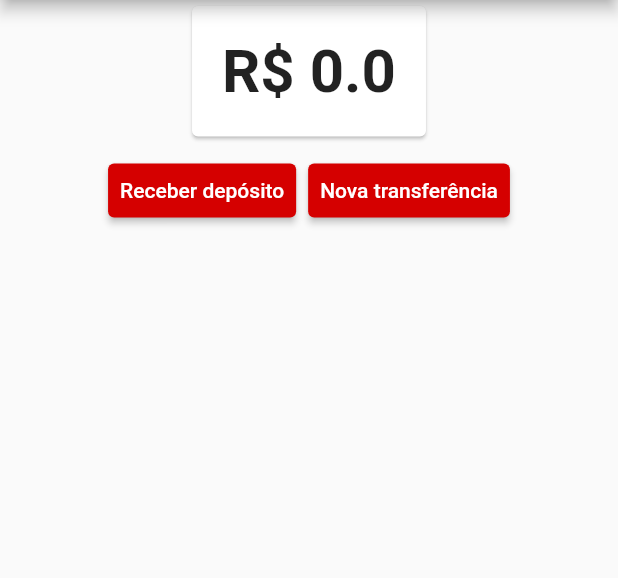
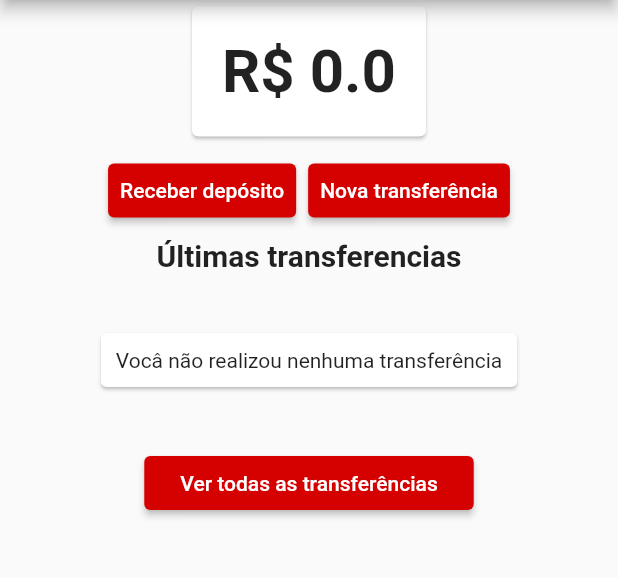
Before and after one commit to TabataMora/AppByteBank, a Flutter app: the screen it shows after launch, on a phone screen of 412 x 824 dp, the part 84-662 px from its top. Run offline on Flutter 3.47's test engine with Material 2 defaults, Android fonts, the phone set to English and light mode, and no system bars.

Commit message:
Aplicando validações de saldos e inserindo a lista de transferências no dashboard.

```diff
--- a/lib/screens/dashboard/dashboard.dart
+++ b/lib/screens/dashboard/dashboard.dart
@@ -1,10 +1,7 @@
-//import 'package:bytebank_flutter/modelss/balance-models.dart';
-//import 'package:bytebank_flutter/modelss/balance-models.dart';
 import 'package:bytebank_flutter/screens/deposit/form-deposit.dart';
 import 'package:bytebank_flutter/screens/transfer/forms.dart';
-//import 'package:bytebank_flutter/screens/transfer/forms.dart';
+import 'package:bytebank_flutter/screens/transfer/last.dart';
 import 'package:flutter/material.dart';
-//import 'package:provider/provider.dart';
 
 import 'balance-dashboard.dart';
 
@@ -47,7 +44,8 @@ class Dashboard extends StatelessWidget {
                 },
               )
             ],
-          )
+          ),
+          LastTransfers(),
         ],
       ),
     );
--- /dev/null
+++ b/lib/screens/transfer/last.dart
@@ -0,0 +1,72 @@
+import 'package:bytebank_flutter/modelss/transfers-models.dart';
+import 'package:bytebank_flutter/screens/transfer/list.dart';
+import 'package:flutter/material.dart';
+import 'package:provider/provider.dart';
+
+final _title = 'Últimas transferencias';
+
+class LastTransfers extends StatelessWidget {
+  Widget build(BuildContext context) {
+    return Column(
+      children: <Widget>[
+        Text(
+          _title,
+          style: TextStyle(
+            fontWeight: FontWeight.bold,
+            fontSize: 20,
+          ),
+        ),
+        Consumer<Transfers>(builder: (context, transfers, child) {
+          final _lastTransfer = transfers.transfers.reversed.toList();
+          final _amount = transfers.transfers.length;
+          int size = 2;
+
+          if (_amount == 0) {
+            return NoTransfers();
+          }
+
+          if (_amount < 2) {
+            size = _amount;
+          }
+
+          return ListView.builder(
+            padding: const EdgeInsets.all(8),
+            itemCount: size,
+            shrinkWrap: true,
+            itemBuilder: (context, indice) {
+              return TransfersItens(
+                _lastTransfer[indice],
+              );
+            },
+          );
+        }),
+        RaisedButton(
+          child: Text('Ver todas as transferências'),
+          onPressed: () {
+            Navigator.push(
+              context,
+              MaterialPageRoute(builder: (context) {
+                return TransfersListState();
+              }),
+            );
+          },
+        )
+      ],
+    );
+  }
+}
+
+class NoTransfers extends StatelessWidget {
+  Widget build(BuildContext context) {
+    return Card(
+      margin: EdgeInsets.all(40),
+      child: Padding(
+        padding: EdgeInsets.all(10),
+        child: Text(
+          'Vocâ não realizou nenhuma transferência',
+          textAlign: TextAlign.center,
+        ),
+      ),
+    );
+  }
+}
```
Also changed, not shown: lib/modelss/transfer.dart (+8 -0 lines), lib/screens/transfer/list.dart (+18 -28 lines).
